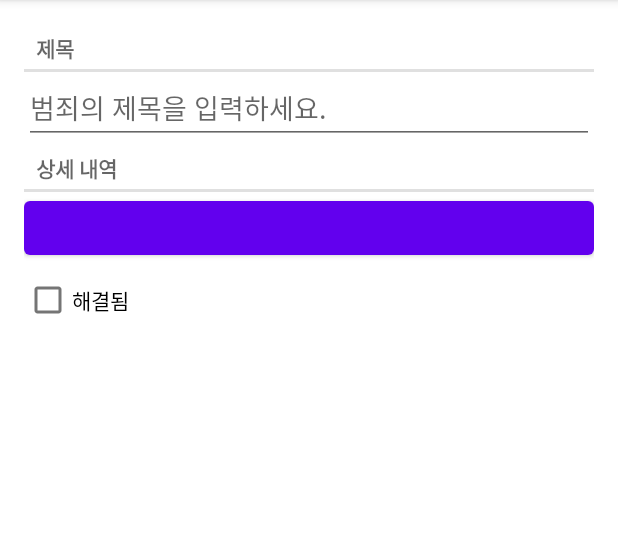
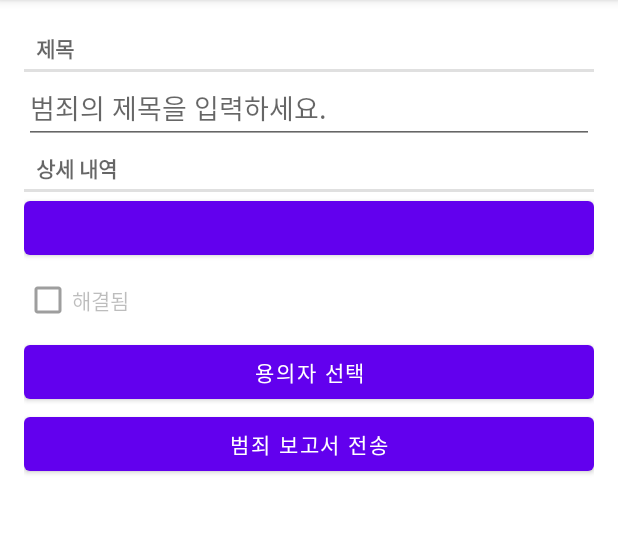
Before and after one commit to SO-SI-JI/Android-With-Kotlin, an Android app: the screen it shows after launch (MainActivity), after a tap on "새로운 범죄", on a phone screen of 412 x 824 dp, the part 84-618 px from its top. Run offline under Robolectric (Android 15) with nearby library versions, the phone set to English and light mode, and no system bars; our stand-ins replace Room's generated code; 2 statements that could not run were skipped.

Commit message:
연락처 앱과 텍스트 전송 앱 연동
1. 암시적 인텐트 사용
2. 연락처 앱에서 용의자 정보를 가져옴
3. 범죄 보고서를 텍스트 전송 앱으로 보냄

```diff
--- a/CriminalIntent/app/src/main/java/com/example/criminalintent/Crime.kt
+++ b/CriminalIntent/app/src/main/java/com/example/criminalintent/Crime.kt
@@ -8,4 +8,5 @@
 data class Crime(@PrimaryKey var id: UUID = UUID.randomUUID(),
                  var title: String = "",
                  var date: Date = Date(),
-                 var isSolved: Boolean = false)
+                 var isSolved: Boolean = false,
+                 var suspect: String = "")
--- a/CriminalIntent/app/src/main/java/com/example/criminalintent/CrimeFragment.kt
+++ b/CriminalIntent/app/src/main/java/com/example/criminalintent/CrimeFragment.kt
@@ -1,8 +1,15 @@
 package com.example.criminalintent
 
+import android.app.Activity
+import android.content.Intent
+import android.content.pm.PackageManager
+import android.content.pm.ResolveInfo
+import android.net.Uri
 import android.os.Bundle
+import android.provider.ContactsContract
 import android.text.Editable
 import android.text.TextWatcher
+import android.text.format.DateFormat
 import android.util.Log
 import android.view.LayoutInflater
 import android.view.View
@@ -19,12 +26,17 @@
 private const val ARG_CRIME_ID = "crime_id"
 private const val DIALOG_DATE = "DialogDate"
 private const val REQUEST_DATE = 0
+private const val REQUEST_CONTACT = 1
+private const val DATE_FORMAT = "yyyy년 M월 d일 H시 m분, E요일"
 
 class CrimeFragment : Fragment(), DatePickerFragment.Callbacks{
     private lateinit var crime: Crime
     private lateinit var titleField: EditText
     private lateinit var dateButton: Button
     private lateinit var solvedCheckBox: CheckBox
+    private lateinit var reportButton: Button
+    private lateinit var suspectButton: Button
+
     private val crimeDetailViewModel: CrimeDetailViewModel by lazy {
         ViewModelProvider(this).get(CrimeDetailViewModel::class.java)
     }
@@ -45,6 +57,7 @@
         titleField = view.findViewById(R.id.crime_title) as EditText
         dateButton = view.findViewById(R.id.crime_date) as Button
         solvedCheckBox = view.findViewById(R.id.crime_solved) as CheckBox
+        reportButton = view.findViewById(R.id.crime_report) as Button
 
         return view
     }
@@ -92,6 +105,29 @@
                 show(this@CrimeFragment.getParentFragmentManager(), DIALOG_DATE)
             }
         }
+        reportButton.setOnClickListener {
+            Intent(Intent.ACTION_SEND).apply {
+                type = "text/plain"
+                putExtra(Intent.EXTRA_TEXT, getCrimeReport())
+                putExtra(Intent.EXTRA_SUBJECT, getString(R.string.crime_report_subject))
+            }.also { intent ->
+                val chooserIntent = Intent.createChooser(intent, getString(R.string.send_report))
+                startActivity(chooserIntent)
+            }
+        }
+        suspectButton.apply {
+            val pickContactIntent = Intent(Intent.ACTION_PICK, ContactsContract.Contacts.CONTENT_URI)
+            setOnClickListener {
+                startActivityForResult(pickContactIntent, REQUEST_CONTACT)
+            }
+
+            // 연락처 앱이 없을 때를 대비하기
+            val packageManager: PackageManager = requireActivity().packageManager
+            val resolvedActivity: ResolveInfo? = packageManager.resolveActivity(pickContactIntent, PackageManager.MATCH_DEFAULT_ONLY)
+            if (resolvedActivity == null){
+                isEnabled = false
+            }
+        }
     }
 
     // 상세 내역 화면을 떠나거나 작업을 전환하면 데이터가 전환.
@@ -114,6 +150,57 @@
             jumpDrawablesToCurrentState()
             //체크박스 기본 수행 애니메이션 해제
         }
+
+        if (crime.suspect.isNotEmpty()){
+            suspectButton.text = crime.suspect
+        }
+    }
+
+    override fun onActivityResult(requestCode: Int, resultCode: Int, data: Intent?) {
+        when {
+            resultCode != Activity.RESULT_OK -> return
+            requestCode == REQUEST_CONTACT && data != null -> {
+                val contactUri: Uri = data.data ?: return
+
+                // 쿼리에서 값으로 반환할 필드를 지정한다.
+                val queryFields = arrayOf(ContactsContract.Contacts.DISPLAY_NAME)
+
+                // 쿼리를 수행한다.
+                val cursor = requireActivity().contentResolver.query(contactUri, queryFields, null, null, null)
+                cursor?.use {
+
+                    // 쿼리 결과 데이터가 있는지 확인한다.
+                    if (it.count == 0){
+                        return
+                    }
+
+                    // 첫 번째 데이터 행의 첫 번째 열의 값을 가져온다.
+                    // 이 값이 용의자의 이름이다.
+                    it.moveToFirst()
+                    val suspect = it.getString(0)
+                    crime.suspect = suspect
+                    crimeDetailViewModel.saveCrime(crime)
+                    suspectButton.text =suspect
+                }
+            }
+        }
+    }
+
+    private fun getCrimeReport(): String{
+        val solvedString = if (crime.isSolved){
+            getString(R.string.crime_report_solved)
+        } else {
+            getString(R.string.crime_report_unsolved)
+        }
+
+        val dateString = DateFormat.format(DATE_FORMAT, crime.date).toString()
+        var suspect = if (crime.suspect.isBlank()){
+            getString(R.string.crime_report_no_suspect)
+        } else{
+            getString(R.string.crime_report_suspect, crime.suspect)
+        }
+
+        return getString(R.string.crime_report, crime.title, dateString, solvedString, suspect)
     }
 
     companion object {
--- a/CriminalIntent/app/src/main/java/com/example/criminalintent/CrimeRepository.kt
+++ b/CriminalIntent/app/src/main/java/com/example/criminalintent/CrimeRepository.kt
@@ -4,6 +4,7 @@
 import androidx.lifecycle.LiveData
 import androidx.room.Room
 import com.example.criminalintent.database.CrimeDatabase
+import com.example.criminalintent.database.migration_1_2
 import java.lang.IllegalStateException
 import java.util.*
 import java.util.concurrent.Executors
@@ -16,7 +17,8 @@
         context.applicationContext,
         CrimeDatabase::class.java,
         DATABASE_NAME
-    ).build()
+    ).addMigrations(migration_1_2)
+        .build()
 
     private val crimeDao = database.crimeDao()
     private val executor = Executors.newSingleThreadExecutor()
--- a/CriminalIntent/app/src/main/java/com/example/criminalintent/database/CrimeDatabase.kt
+++ b/CriminalIntent/app/src/main/java/com/example/criminalintent/database/CrimeDatabase.kt
@@ -3,10 +3,17 @@
 import androidx.room.Database
 import androidx.room.RoomDatabase
 import androidx.room.TypeConverters
+import androidx.room.migration.Migration
+import androidx.sqlite.db.SupportSQLiteDatabase
 import com.example.criminalintent.Crime
 
-@Database(entities = [Crime::class], version = 1)
+@Database(entities = [Crime::class], version = 2)
 @TypeConverters(CrimeTypeConverters::class)
 abstract class CrimeDatabase : RoomDatabase(){
     abstract fun crimeDao(): CrimeDao
 }
+val migration_1_2 = object : Migration(1, 2){
+    override fun migrate(database: SupportSQLiteDatabase) {
+        database.execSQL("ALTER TABLE Crime ADD COLUMN suspect TEXT NOT NULL DEFAULT ''")
+    }
+}
--- a/CriminalIntent/app/src/main/res/layout/fragment_crime.xml
+++ b/CriminalIntent/app/src/main/res/layout/fragment_crime.xml
@@ -36,4 +36,15 @@
         android:layout_height="wrap_content"
         android:text="@string/crime_solved_label"/>
 
+    <Button
+        android:id="@+id/crime_suspect"
+        android:layout_width="match_parent"
+        android:layout_height="wrap_content"
+        android:text="@string/crime_suspect_text"/>
+
+    <Button
+        android:id="@+id/crime_report"
+        android:layout_width="match_parent"
+        android:layout_height="wrap_content"
+        android:text="@string/crime_report_text"/>
 </LinearLayout>
--- a/CriminalIntent/app/src/main/res/values/strings.xml
+++ b/CriminalIntent/app/src/main/res/values/strings.xml
@@ -5,4 +5,15 @@
     <string name="crime_details_label">상세 내역</string>
     <string name="crime_solved_label">해결됨</string>
     <string name="new_crime">새로운 범죄</string>
+    <string name="crime_suspect_text">용의자 선택</string>
+    <string name="crime_report_text">범죄 보고서 전송</string>
+    <string name="crime_report">%1$s!
+        이 범죄가 발견된 날짜는 %2$s. %3$s, 그리고 %4$s
+    </string>
+    <string name="crime_report_solved">이 건은 해결되었음</string>
+    <string name="crime_report_unsolved">이 건은 미해결임</string>
+    <string name="crime_report_no_suspect">용의자가 없음.</string>
+    <string name="crime_report_suspect">용의자는 %s.</string>
+    <string name="crime_report_subject">CriminalIntent 범죄 보고서</string>
+    <string name="send_report">범죄 보고서 전송</string>
 </resources>
```
